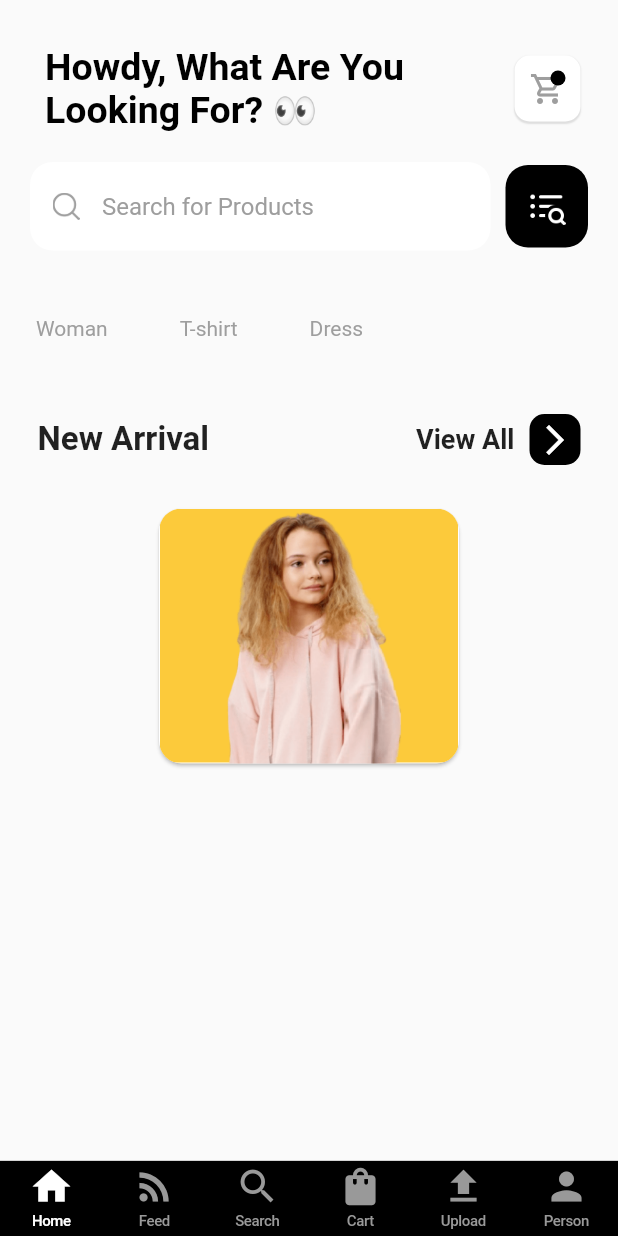
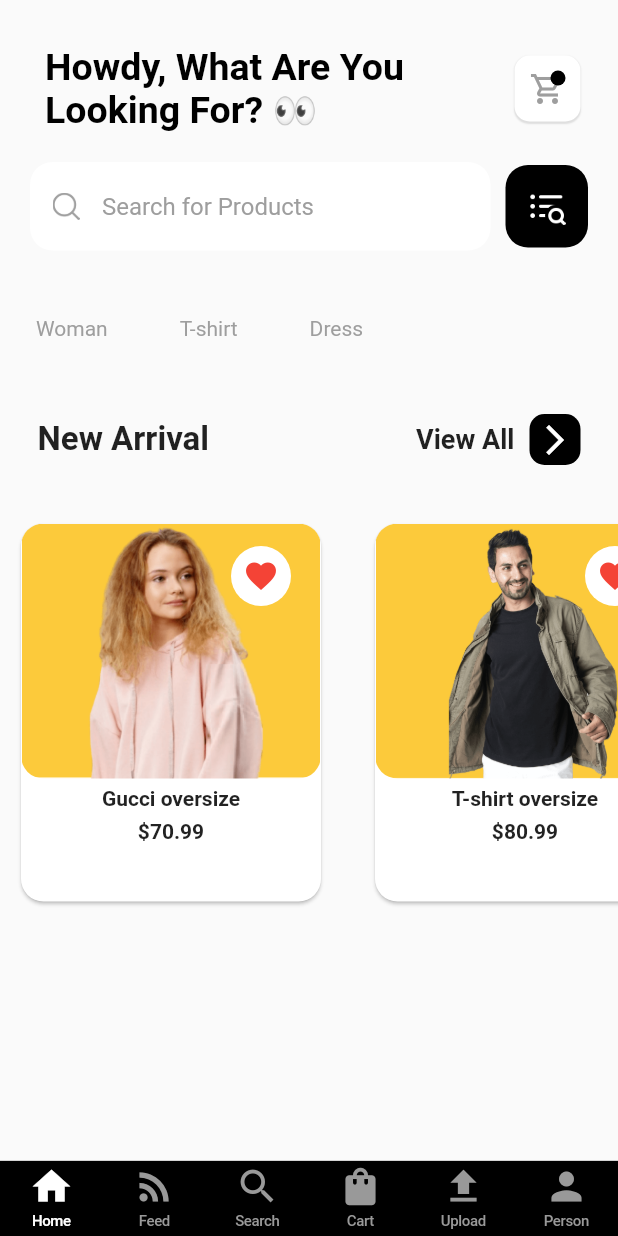
Before and after one commit to AyushKasera/ecommerce_app, a Flutter app: the screen it shows after launch, on a phone screen of 412 x 824 dp. Run offline on Flutter 3.47's test engine with Material 2 defaults, Android fonts, the phone set to English and light mode, and no system bars; our stand-ins replace cloud_firestore, firebase_auth, firebase_core, firebase_storage, image_picker; accounts and stored records are empty.

```diff
--- a/lib/models/clothes.dart
+++ b/lib/models/clothes.dart
@@ -20,6 +20,16 @@ class Clothes {
         '\$80.99',
         'assets/images/arrival2.png',
       ),
+      Clothes(
+        'Gucci oversize',
+        '\$70.99',
+        'assets/images/arrival1.png',
+      ),
+      Clothes(
+        'T-shirt oversize',
+        '\$80.99',
+        'assets/images/arrival2.png',
+      ),
     ];
   }
 }
--- a/lib/views/screens/home_screen.dart
+++ b/lib/views/screens/home_screen.dart
@@ -1,7 +1,6 @@
-import 'package:ecommerce_app/models/clothes.dart';
+import 'package:ecommerce_app/views/screens/widget/all_products.dart';
 import 'package:ecommerce_app/views/screens/widget/category_list.dart';
 import 'package:ecommerce_app/views/screens/widget/customApp_bar.dart';
-import 'package:ecommerce_app/views/screens/widget/produts.dart';
 import 'package:ecommerce_app/views/screens/widget/search_input.dart';
 import 'package:ecommerce_app/views/screens/widget/tagList.dart';
 import 'package:flutter/material.dart';
@@ -13,15 +12,13 @@ class HomeScreen extends StatelessWidget {
   Widget build(BuildContext context) {
     return Scaffold(
         body: Column(
+      crossAxisAlignment: CrossAxisAlignment.start,
       children: [
         CustomAppBar(),
         SearchInput(),
         TagList(),
         CategoryList(),
-        ProductItem(
-          clothes: Clothes(
-              'Gucci oversize', '\$70.99', 'assets/images/arrival1.png'),
-        ),
+        AllProducts(),
       ],
     ));
   }
--- /dev/null
+++ b/lib/views/screens/widget/all_products.dart
@@ -0,0 +1,33 @@
+import 'package:ecommerce_app/models/clothes.dart';
+import 'package:ecommerce_app/views/screens/widget/produts.dart';
+import 'package:flutter/cupertino.dart';
+
+class AllProducts extends StatefulWidget {
+  const AllProducts({Key? key}) : super(key: key);
+
+  @override
+  State<AllProducts> createState() => _AllProductsState();
+}
+
+class _AllProductsState extends State<AllProducts> {
+  final clotheList = Clothes.generateClothes();
+  @override
+  Widget build(BuildContext context) {
+    return Container(
+      child: Column(children: [
+        Container(
+          height: 280,
+          child: ListView.separated(
+              scrollDirection: Axis.horizontal,
+              itemBuilder: (context, index) => ProductItem(
+                    clothes: clotheList[index],
+                  ),
+              separatorBuilder: (_, index) => SizedBox(
+                    width: 8,
+                  ),
+              itemCount: clotheList.length),
+        )
+      ]),
+    );
+  }
+}
--- a/lib/views/screens/widget/produts.dart
+++ b/lib/views/screens/widget/produts.dart
@@ -1,3 +1,4 @@
+import 'package:ecommerce_app/views/screens/detail/detail_page.dart';
 import 'package:flutter/material.dart';
 
 import '../../../models/clothes.dart';
@@ -8,12 +9,18 @@ class ProductItem extends StatelessWidget {
   @override
   Widget build(BuildContext context) {
     return Container(
+      margin: EdgeInsets.all(10),
+      child: GestureDetector(
+        onTap: () {
+          Navigator.of(context).push(
+              MaterialPageRoute(builder: ((context) => DetailPage(clothes))));
+        },
         child: Card(
           shape: RoundedRectangleBorder(
             borderRadius: BorderRadius.circular(15),
           ),
-        child: Column(children: [
-         // crossAxisAlignment: CrossAxisAlignment.center,
+          child:
+              Column(crossAxisAlignment: CrossAxisAlignment.center, children: [
             Stack(
               children: [
                 Container(
@@ -27,12 +34,43 @@ class ProductItem extends StatelessWidget {
                       image: AssetImage(
                         clothes.imageUrl.toString(),
                       ),
+                      fit: BoxFit.contain,
+                    ),
+                  ),
+                ),
+                Positioned(
+                  right: 20,
+                  top: 15,
+                  child: Container(
+                    padding: EdgeInsets.all(8),
+                    decoration: BoxDecoration(
+                      color: Colors.white,
+                      shape: BoxShape.circle,
+                    ),
+                    child: Icon(
+                      Icons.favorite,
+                      color: Colors.red,
                     ),
                   ),
                 )
               ],
-          )
+            ),
+            Text(
+              clothes.productName.toString(),
+              style: TextStyle(
+                fontWeight: FontWeight.bold,
+                height: 1.6,
+              ),
+            ),
+            Text(
+              clothes.price.toString(),
+              style: TextStyle(
+                fontWeight: FontWeight.bold,
+                height: 1.6,
+              ),
+            ),
           ]),
+        ),
       ),
     );
   }
```
Also changed, not shown: lib/views/screens/detail/detail_page.dart (added, +77 -0 lines). Lines whose indentation alone changed are shown as unchanged.
